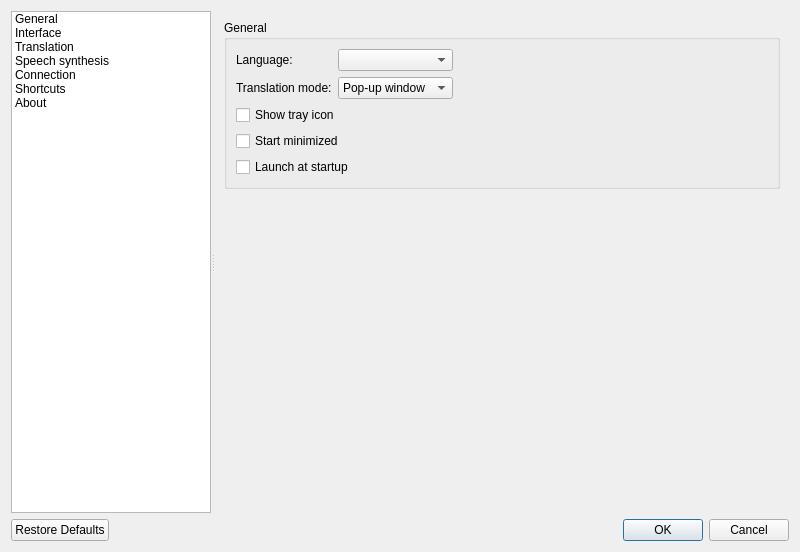
Qt form src/settings/settingsdialog.ui (crow-translate/crow-translate) before a commit.
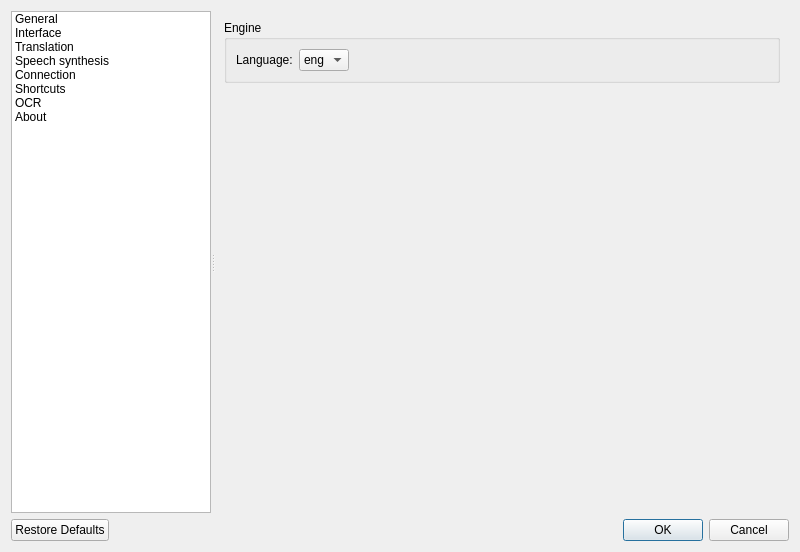
The same form after that commit. Icons and pictures are not drawn. Custom widgets are drawn as their Qt base class.

What changed in the file:
```diff
--- a/src/settings/settingsdialog.ui
+++ b/src/settings/settingsdialog.ui
@@ -104,6 +104,15 @@
          <normaloff>.</normaloff>.</iconset>
        </property>
       </item>
+      <item>
+       <property name="text">
+        <string>OCR</string>
+       </property>
+       <property name="icon">
+        <iconset theme="trim-to-selection">
+         <normaloff>.</normaloff>.</iconset>
+       </property>
+      </item>
       <item>
        <property name="text">
         <string>About</string>
@@ -115,6 +124,9 @@
       </item>
      </widget>
      <widget class="QStackedWidget" name="pagesStackedWidget">
+      <property name="currentIndex">
+       <number>6</number>
+      </property>
       <widget class="QWidget" name="generalPage">
        <layout class="QVBoxLayout" name="generalLayout">
         <item>
@@ -1144,6 +1156,67 @@
         </item>
        </layout>
       </widget>
+      <widget class="QWidget" name="ocrPage">
+       <layout class="QVBoxLayout" name="verticalLayout_2">
+        <item>
+         <widget class="QGroupBox" name="Language">
+          <property name="title">
+           <string>Engine</string>
+          </property>
+          <layout class="QGridLayout" name="gridLayout">
+           <item row="0" column="0">
+            <widget class="QLabel" name="ocrLanguageLabel">
+             <property name="text">
+              <string>Language:</string>
+             </property>
+            </widget>
+           </item>
+           <item row="0" column="1">
+            <widget class="QComboBox" name="ocrLanguageComboBox">
+             <property name="sizePolicy">
+              <sizepolicy hsizetype="Maximum" vsizetype="Fixed">
+               <horstretch>0</horstretch>
+               <verstretch>0</verstretch>
+              </sizepolicy>
+             </property>
+             <item>
+              <property name="text">
+               <string>eng</string>
+              </property>
+             </item>
+            </widget>
+           </item>
+           <item row="0" column="2">
+            <spacer name="ocrHorizontalSpacer">
+             <property name="orientation">
+              <enum>Qt::Horizontal</enum>
+             </property>
+             <property name="sizeHint" stdset="0">
+              <size>
+               <width>40</width>
+               <height>20</height>
+              </size>
+             </property>
+            </spacer>
+           </item>
+          </layout>
+         </widget>
+        </item>
+        <item>
+         <spacer name="ocrVerticalSpacer">
+          <property name="orientation">
+           <enum>Qt::Vertical</enum>
+          </property>
+          <property name="sizeHint" stdset="0">
+           <size>
+            <width>20</width>
+            <height>40</height>
+           </size>
+          </property>
+         </spacer>
+        </item>
+       </layout>
+      </widget>
       <widget class="QWidget" name="aboutPage">
        <layout class="QGridLayout" name="aboutLayout">
         <item row="0" column="0">
```
